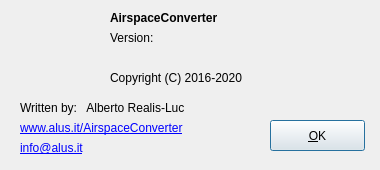
This is AirspaceConverterQt/aboutdialog.ui in alus-it/AirspaceConverter as Qt 5 draws it before an edit. The edited form follows.
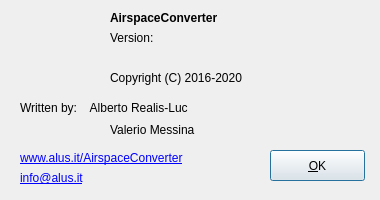
This is the edited form. Icons and pictures are not drawn.

```diff
--- a/AirspaceConverterQt/aboutdialog.ui
+++ b/AirspaceConverterQt/aboutdialog.ui
@@ -7,7 +7,7 @@
     <x>0</x>
     <y>0</y>
     <width>380</width>
-    <height>170</height>
+    <height>200</height>
    </rect>
   </property>
   <property name="sizePolicy">
@@ -19,13 +19,13 @@
   <property name="minimumSize">
    <size>
     <width>380</width>
-    <height>170</height>
+    <height>200</height>
    </size>
   </property>
   <property name="maximumSize">
    <size>
     <width>380</width>
-    <height>170</height>
+    <height>200</height>
    </size>
   </property>
   <property name="contextMenuPolicy">
@@ -45,7 +45,7 @@
    <property name="geometry">
     <rect>
      <x>270</x>
-     <y>120</y>
+     <y>150</y>
      <width>95</width>
      <height>31</height>
     </rect>
@@ -112,7 +112,7 @@
     <string>&lt;html&gt;&lt;head/&gt;&lt;body&gt;&lt;p&gt;AirspaceConverter author&lt;/p&gt;&lt;/body&gt;&lt;/html&gt;</string>
    </property>
    <property name="text">
-    <string>Written by:   Alberto Realis-Luc</string>
+    <string>Written by:    Alberto Realis-Luc</string>
    </property>
   </widget>
   <widget class="QLabel" name="versionLabel">
@@ -138,7 +138,7 @@
    <property name="geometry">
     <rect>
      <x>20</x>
-     <y>120</y>
+     <y>150</y>
      <width>241</width>
      <height>16</height>
     </rect>
@@ -163,7 +163,7 @@
    <property name="geometry">
     <rect>
      <x>20</x>
-     <y>140</y>
+     <y>170</y>
      <width>241</width>
      <height>16</height>
     </rect>
@@ -225,6 +225,22 @@
     <string/>
    </property>
   </widget>
+  <widget class="QLabel" name="label_5">
+   <property name="geometry">
+    <rect>
+     <x>110</x>
+     <y>120</y>
+     <width>181</width>
+     <height>20</height>
+    </rect>
+   </property>
+   <property name="whatsThis">
+    <string>&lt;html&gt;&lt;head/&gt;&lt;body&gt;&lt;p&gt;AirspaceConverter author&lt;/p&gt;&lt;/body&gt;&lt;/html&gt;</string>
+   </property>
+   <property name="text">
+    <string>Valerio Messina</string>
+   </property>
+  </widget>
  </widget>
  <resources>
   <include location="resources.qrc"/>
```
